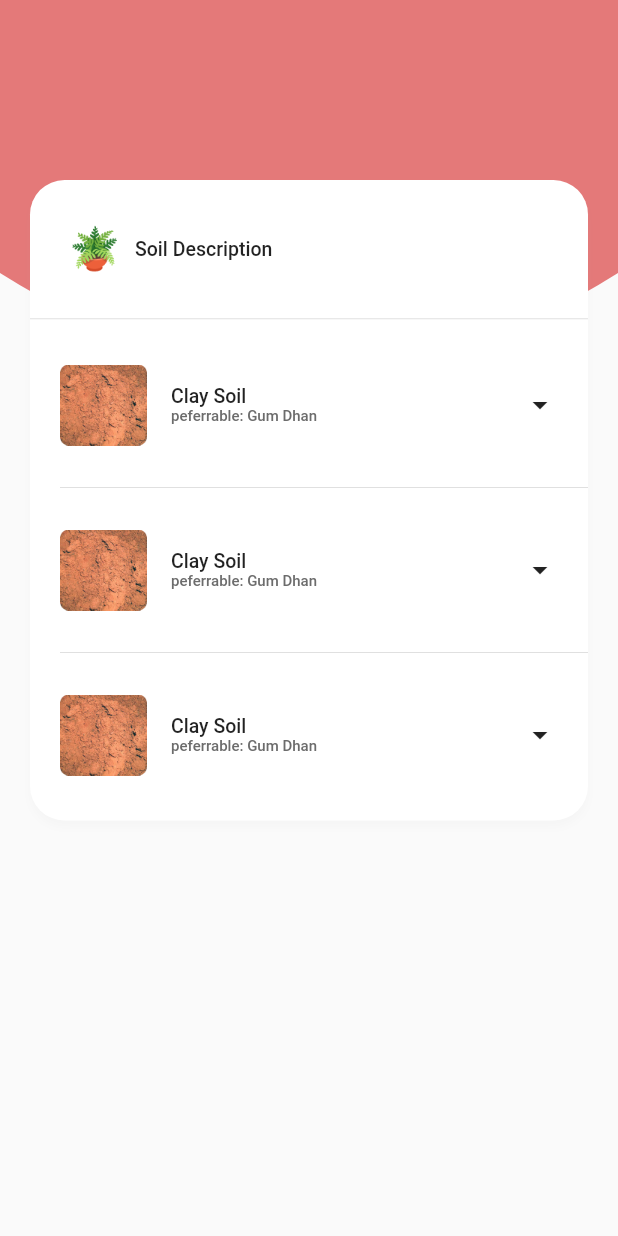
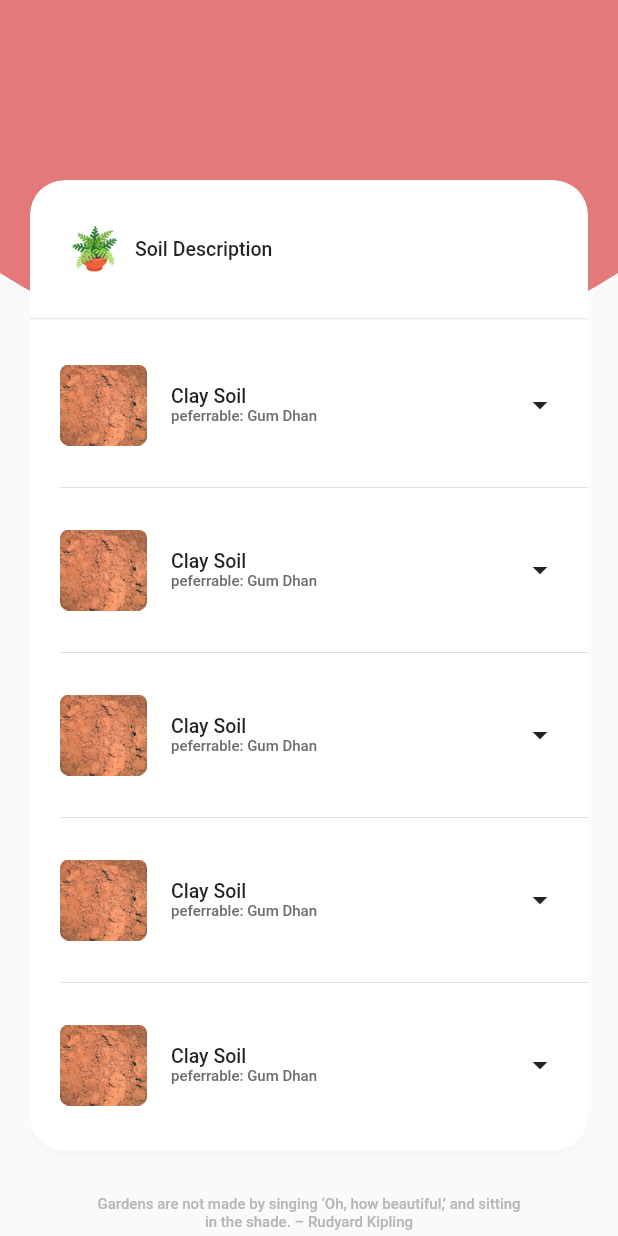
Before and after one commit to Abhinav1004/Soil-Moisture-Prediction, a Flutter app: the ReadingPage screen opened by its route, on a phone screen of 412 x 824 dp. Run offline on Flutter 3.47's test engine with Material 2 defaults, Android fonts, the phone set to English and light mode, and no system bars; our stand-ins replace bloc, flutter_bloc.

```diff
--- a/lib/features/reading/presentation/pages/reading/reading_page.dart
+++ b/lib/features/reading/presentation/pages/reading/reading_page.dart
@@ -16,7 +16,7 @@ class ReadingPage extends StatelessWidget {
       create: (context) => SelectedItemReadingCubit(),
       child: Scaffold(
           body: SizedBox(
-            height: MediaQuery.of(context).size.height,
+            width: MediaQuery.of(context).size.width,
             child: Stack(
               children: [
                 SizedBox(
@@ -26,12 +26,15 @@ class ReadingPage extends StatelessWidget {
                     painter: AppBarCustomPainter(),
                   ),
                 ),
-                Positioned(
-                  top: 120,
+                Padding(
+                  padding: const EdgeInsets.only(top: 120, left: 20, right: 20),
+                  child: ClipRRect(
+                    borderRadius: const BorderRadius.vertical(top: Radius.circular(23)),
+                    child: SingleChildScrollView(
                       child: Column(
+                        crossAxisAlignment: CrossAxisAlignment.start,
                         children: [
                           Container(
-                        margin: const EdgeInsets.symmetric(horizontal: 20),
                             width: MediaQuery.of(context).size.width-40,
                             decoration: BoxDecoration(
                               color: Colors.white,
@@ -73,10 +76,11 @@ class ReadingPage extends StatelessWidget {
                                 const SizedBox(
                                   height: 10,
                                 ),
-                            ListView.separated(
+                                SizedBox(
+                                  child: ListView.separated(
                                     shrinkWrap: true,
                                     padding: EdgeInsets.zero,
-                              physics: const NeverScrollableScrollPhysics(),
+                                    primary: false,
                                     itemBuilder: (context, index) {
                                       return BlocBuilder<SelectedItemReadingCubit, SelectedItemReadingState>(
                                         builder: (context, state) {
@@ -89,15 +93,31 @@ class ReadingPage extends StatelessWidget {
                                         indent: 20,
                                       );
                                     },
-                              itemCount: 3
+                                    itemCount: 5
+                                  ),
                                 ),
                                 const SizedBox(
                                   height: 10,
                                 )
                               ],
                             )
-                      )
+                          ),
+                          const SizedBox(
+                            height: 30,
+                          ),
+                          _buildPsuedoText( "Gardens are not made by singing ‘Oh, how beautiful,’ and sitting in the shade. – Rudyard Kipling", context),
+                          const SizedBox(
+                            height: 18,
+                          ),
+                          Center(
+                            child: _buildPsuedoText("© Team Somadhan", context),
+                          ),
+                          const SizedBox(
+                            height: 60,
+                          ),
                         ],
+                      ),
+                    ),
                   ),
                 )
               ],
@@ -106,4 +126,22 @@ class ReadingPage extends StatelessWidget {
         ),
     );
   }
+
+  Widget _buildPsuedoText(String text, ctx){
+    return SizedBox(
+      width: MediaQuery.of(ctx).size.width,
+      child: Padding(
+        padding: const EdgeInsets.symmetric(horizontal: 42),
+        child: Text(
+          text,
+          textAlign: TextAlign.center,
+          style: const TextStyle(
+            color: Color.fromRGBO(182, 182, 182, 1),
+            fontSize: 10,
+            fontWeight: FontWeight.w500
+          ),
+        ),
+      ),
+    );
   }
+}
```
Lines whose indentation alone changed are shown as unchanged.
